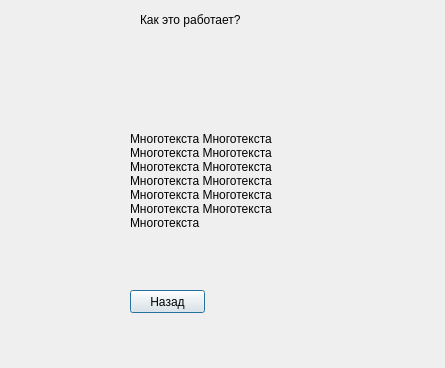
Before: the Qt Designer form about.ui in philipscode/typingTrainer, drawn with Qt 5.
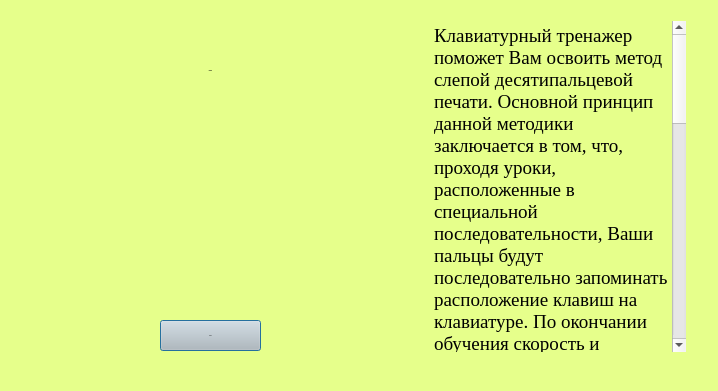
After: the same form once the commit is applied. Icons and pictures are not drawn.

Diff of the .ui file:
```diff
--- a/about.ui
+++ b/about.ui
@@ -6,56 +6,138 @@
    <rect>
     <x>0</x>
     <y>0</y>
-    <width>445</width>
-    <height>368</height>
+    <width>718</width>
+    <height>391</height>
    </rect>
   </property>
   <property name="windowTitle">
    <string>Dialog</string>
   </property>
+  <property name="styleSheet">
+   <string notr="true">QDialog {
+background-color: rgb(230, 255, 139);
+}
+</string>
+  </property>
   <widget class="QLabel" name="label">
    <property name="geometry">
     <rect>
-     <x>140</x>
-     <y>10</y>
-     <width>141</width>
-     <height>20</height>
+     <x>150</x>
+     <y>40</y>
+     <width>121</width>
+     <height>61</height>
     </rect>
    </property>
-   <property name="text">
-    <string>Как это работает?</string>
+   <property name="font">
+    <font>
+     <family>Indie Flower</family>
+     <pointsize>-1</pointsize>
+     <weight>75</weight>
+     <italic>false</italic>
+     <bold>true</bold>
+    </font>
    </property>
-  </widget>
-  <widget class="QLabel" name="label_2">
-   <property name="geometry">
-    <rect>
-     <x>130</x>
-     <y>100</y>
-     <width>191</width>
-     <height>161</height>
-    </rect>
+   <property name="styleSheet">
+    <string notr="true">QLabel {
+font:  bold 30px &quot;Indie Flower&quot;;
+color: black
+}</string>
    </property>
    <property name="text">
-    <string>Многотекста Многотекста
-Многотекста Многотекста
-Многотекста Многотекста
-Многотекста Многотекста
-Многотекста Многотекста
-Многотекста Многотекста
-Многотекста </string>
+    <string>INTRO</string>
+   </property>
+   <property name="alignment">
+    <set>Qt::AlignCenter</set>
    </property>
   </widget>
   <widget class="QPushButton" name="GoBack">
    <property name="geometry">
     <rect>
-     <x>130</x>
-     <y>290</y>
-     <width>75</width>
-     <height>23</height>
+     <x>160</x>
+     <y>320</y>
+     <width>101</width>
+     <height>31</height>
     </rect>
    </property>
+   <property name="font">
+    <font>
+     <family>Indie Flower</family>
+     <pointsize>-1</pointsize>
+     <weight>50</weight>
+     <italic>false</italic>
+     <bold>false</bold>
+    </font>
+   </property>
+   <property name="styleSheet">
+    <string notr="true">QPushButton {
+background-color: rgb(191, 191, 191);
+font:  18px &quot;Indie Flower&quot;;
+color: black
+}</string>
+   </property>
    <property name="text">
-    <string>Назад</string>
+    <string>Back</string>
+   </property>
+  </widget>
+  <widget class="QLabel" name="label_3">
+   <property name="geometry">
+    <rect>
+     <x>10</x>
+     <y>120</y>
+     <width>411</width>
+     <height>171</height>
+    </rect>
+   </property>
+   <property name="text">
+    <string/>
+   </property>
+   <property name="pixmap">
+    <pixmap resource="recources.qrc">:/new/prefix3/Images/keyboard.jpg</pixmap>
+   </property>
+   <property name="scaledContents">
+    <bool>true</bool>
+   </property>
+  </widget>
+  <widget class="QTextBrowser" name="textBrowser">
+   <property name="geometry">
+    <rect>
+     <x>430</x>
+     <y>21</y>
+     <width>256</width>
+     <height>331</height>
+    </rect>
+   </property>
+   <property name="font">
+    <font>
+     <family>Georgia</family>
+     <pointsize>14</pointsize>
+    </font>
+   </property>
+   <property name="focusPolicy">
+    <enum>Qt::NoFocus</enum>
+   </property>
+   <property name="autoFillBackground">
+    <bool>true</bool>
+   </property>
+   <property name="styleSheet">
+    <string notr="true">QTextBrowser {
+background-color: rgb(230, 255, 139);
+color: black
+}
+</string>
+   </property>
+   <property name="locale">
+    <locale language="Russian" country="Russia"/>
+   </property>
+   <property name="frameShape">
+    <enum>QFrame::NoFrame</enum>
+   </property>
+   <property name="html">
+    <string>&lt;!DOCTYPE HTML PUBLIC &quot;-//W3C//DTD HTML 4.0//EN&quot; &quot;http://www.w3.org/TR/REC-html40/strict.dtd&quot;&gt;
+&lt;html&gt;&lt;head&gt;&lt;meta name=&quot;qrichtext&quot; content=&quot;1&quot; /&gt;&lt;style type=&quot;text/css&quot;&gt;
+p, li { white-space: pre-wrap; }
+&lt;/style&gt;&lt;/head&gt;&lt;body style=&quot; font-family:'Georgia'; font-size:14pt; font-weight:400; font-style:normal;&quot;&gt;
+&lt;p style=&quot; margin-top:0px; margin-bottom:0px; margin-left:0px; margin-right:0px; -qt-block-indent:0; text-indent:0px;&quot;&gt;&lt;span style=&quot; font-family:'.SF NS Text';&quot;&gt;Клавиатурный тренажер поможет Вам освоить метод слепой десятипальцевой печати. Основной принцип данной методики заключается в том, что, проходя уроки, расположенные в специальной последовательности, Ваши пальцы будут последовательно запоминать расположение клавиш на клавиатуре. По окончании обучения скорость и качество набора символов значительно увеличится, поскольку Вы больше не будете тратить время на поиск необходимой буквы. Обучение состоит из нескольких уроков, сложность которых будет постепенно возрастать. Чтобы начать заниматься, перейдите по соответствующей кнопке в меню и выберете нужный урок. После этого Вам будет предложено набирать символы, отображаемые на экране. Ваша задача – делать это максимально быстро и точно. Ориентируйтесь на звуковой сигнал – он подскажет Вам, что была нажата неверная клавиша. Во время урока старайтесь не смотреть на клавиатуру, а вспоминать, где находятся те или иные символы. Мы советуем изучить расположение пальцев на клавиатуре по картинке слева. Старайтесь задействовать как можно больше пальцев. Помните: чтобы эффект от занятий был ощутимым, они должны быть регулярными. Все получится!&lt;/span&gt;&lt;/p&gt;&lt;/body&gt;&lt;/html&gt;</string>
    </property>
   </widget>
  </widget>
```
Left out of the diff: 4 changed lines with no effect on the pictures.
